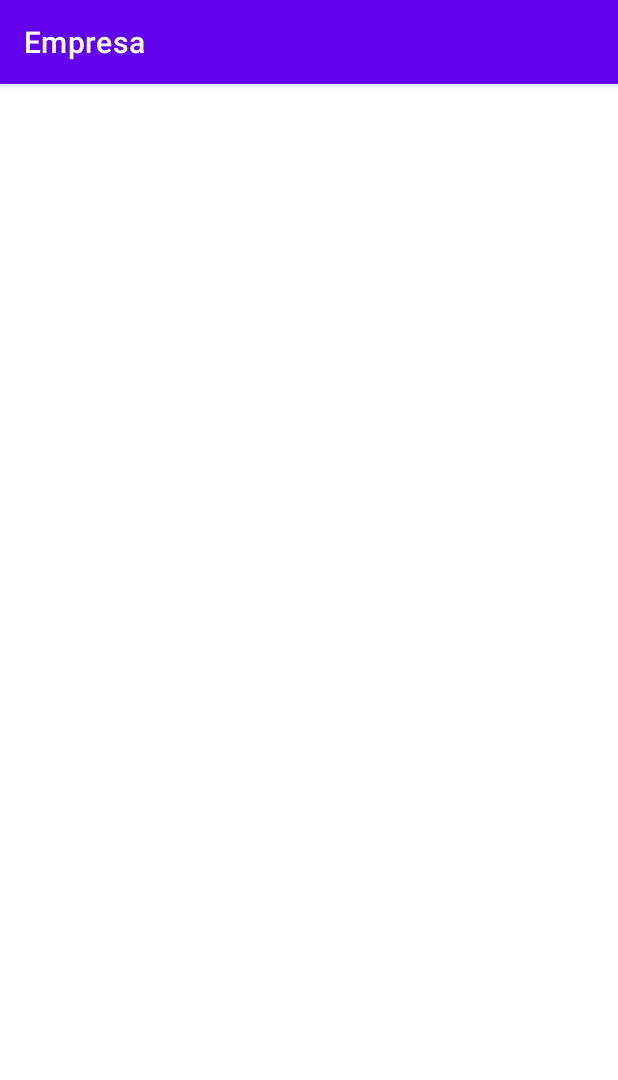
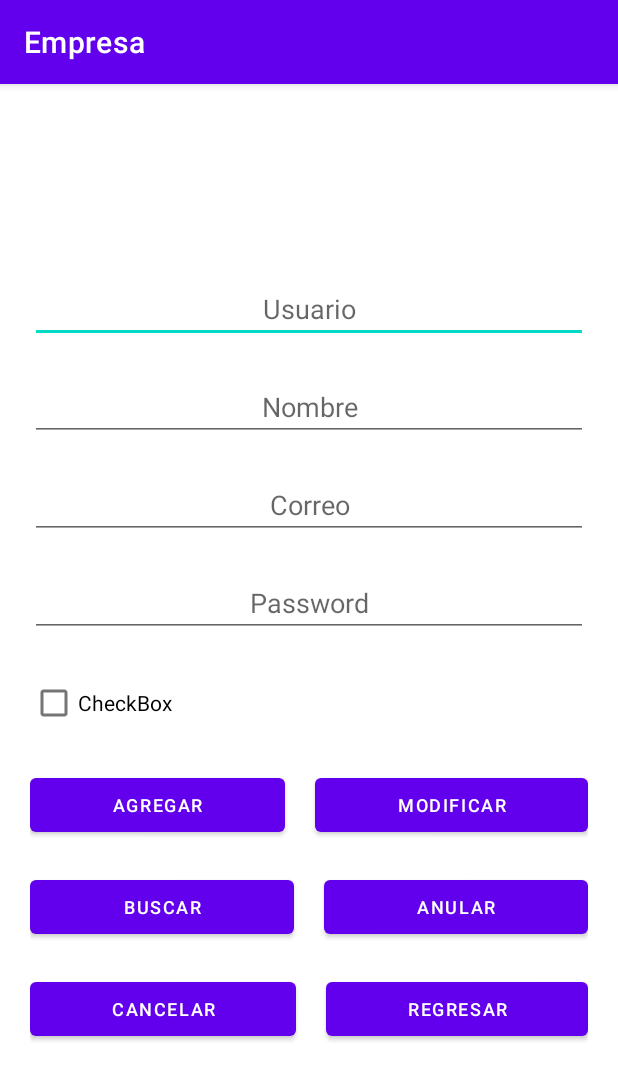
Before and after one commit to amercad/webservice-empresa, an Android app: the UsuarioActivity screen opened directly, with no data from a screen before it, on a phone screen of 412 x 824 dp. Shown: the top 1080 px of the screen. Run offline under Robolectric (Android 15) with nearby library versions, the phone set to English and light mode, and no system bars.

Commit message:
Se agrego el diseño de la activity usuario

```diff
--- a/app/src/main/java/com/example/empresa/SessionFragment.java
+++ b/app/src/main/java/com/example/empresa/SessionFragment.java
@@ -1,5 +1,6 @@
 package com.example.empresa;
 
+import android.content.Intent;
 import android.os.Bundle;
 
 import androidx.fragment.app.Fragment;
@@ -49,6 +50,14 @@ public class SessionFragment extends Fragment implements Response.Listener<JSONO
             }
         });
 
+        tvRegistrar.setOnClickListener(new View.OnClickListener() {
+            @Override
+            public void onClick(View v) {
+                Intent intent = new Intent(getContext(), UsuarioActivity.class);
+                startActivity(intent);
+            }
+        });
+
         return vista;
 
 
--- a/app/src/main/res/layout/activity_usuario.xml
+++ b/app/src/main/res/layout/activity_usuario.xml
@@ -4,6 +4,141 @@
     xmlns:tools="http://schemas.android.com/tools"
     android:layout_width="match_parent"
     android:layout_height="match_parent"
+    android:layout_marginStart="20dp"
+    android:layout_marginEnd="20dp"
     tools:context=".UsuarioActivity">
 
+    <ScrollView
+        android:layout_width="match_parent"
+        android:layout_height="match_parent">
+
+        <LinearLayout
+            android:layout_width="match_parent"
+            android:layout_height="wrap_content"
+            android:layout_gravity="center_vertical"
+            android:orientation="vertical">
+
+            <EditText
+                android:id="@+id/etUsuario"
+                android:layout_width="match_parent"
+                android:layout_height="wrap_content"
+                android:layout_marginBottom="20dp"
+                android:ems="10"
+                android:hint="Usuario"
+                android:inputType="textPersonName"
+                android:textAlignment="center" />
+
+            <EditText
+                android:id="@+id/etNombre"
+                android:layout_width="match_parent"
+                android:layout_height="wrap_content"
+                android:layout_marginBottom="20dp"
+                android:ems="10"
+                android:hint="Nombre"
+                android:inputType="textPersonName"
+                android:textAlignment="center" />
+
+            <EditText
+                android:id="@+id/etCorreo"
+                android:layout_width="match_parent"
+                android:layout_height="wrap_content"
+                android:layout_marginBottom="20dp"
+                android:ems="10"
+                android:hint="Correo"
+                android:inputType="textEmailAddress"
+                android:textAlignment="center" />
+
+            <EditText
+                android:id="@+id/EtPassword"
+                android:layout_width="match_parent"
+                android:layout_height="wrap_content"
+                android:layout_marginBottom="20dp"
+                android:ems="10"
+                android:hint="Password"
+                android:inputType="textPassword"
+                android:textAlignment="center" />
+
+            <CheckBox
+                android:id="@+id/checkBox"
+                android:layout_width="match_parent"
+                android:layout_height="wrap_content"
+                android:layout_marginBottom="20dp"
+                android:text="CheckBox" />
+
+            <LinearLayout
+                android:layout_width="match_parent"
+                android:layout_height="match_parent"
+                android:layout_marginBottom="20dp"
+                android:orientation="horizontal">
+
+                <Button
+                    android:id="@+id/btnAgregar"
+                    android:layout_width="wrap_content"
+                    android:layout_height="wrap_content"
+                    android:layout_marginEnd="10dp"
+                    android:layout_weight="1"
+                    android:text="Agregar"
+                    android:textSize="12sp" />
+
+                <Button
+                    android:id="@+id/btnModificar"
+                    android:layout_width="wrap_content"
+                    android:layout_height="wrap_content"
+                    android:layout_marginStart="10dp"
+                    android:layout_weight="1"
+                    android:text="Modificar"
+                    android:textSize="12sp" />
+            </LinearLayout>
+
+            <LinearLayout
+                android:layout_width="match_parent"
+                android:layout_height="match_parent"
+                android:layout_marginBottom="20dp"
+                android:orientation="horizontal">
+
+                <Button
+                    android:id="@+id/btnConsultar"
+                    android:layout_width="wrap_content"
+                    android:layout_height="wrap_content"
+                    android:layout_marginEnd="10dp"
+                    android:layout_weight="1"
+                    android:text="Buscar"
+                    android:textSize="12sp" />
+
+                <Button
+                    android:id="@+id/btnAnular"
+                    android:layout_width="wrap_content"
+                    android:layout_height="wrap_content"
+                    android:layout_marginStart="10dp"
+                    android:layout_weight="1"
+                    android:text="ANULAR"
+                    android:textSize="12sp" />
+            </LinearLayout>
+
+            <LinearLayout
+                android:layout_width="match_parent"
+                android:layout_height="match_parent"
+                android:orientation="horizontal">
+
+                <Button
+                    android:id="@+id/btnCancelar"
+                    android:layout_width="wrap_content"
+                    android:layout_height="wrap_content"
+                    android:layout_marginEnd="10dp"
+                    android:layout_weight="1"
+                    android:text="Cancelar"
+                    android:textSize="12sp" />
+
+                <Button
+                    android:id="@+id/btnRegresar"
+                    android:layout_width="wrap_content"
+                    android:layout_height="wrap_content"
+                    android:layout_marginStart="10dp"
+                    android:layout_weight="1"
+                    android:text="Regresar"
+                    android:textSize="12sp" />
+            </LinearLayout>
+
+        </LinearLayout>
+    </ScrollView>
 </androidx.constraintlayout.widget.ConstraintLayout>
```
